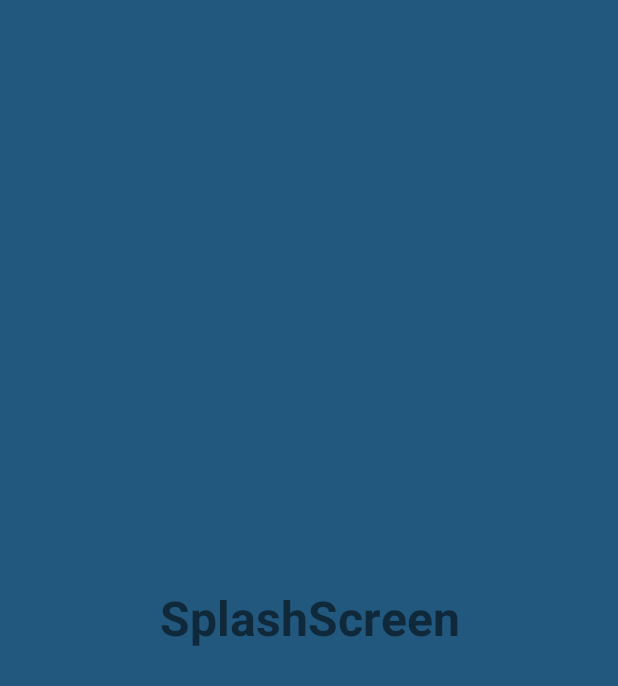
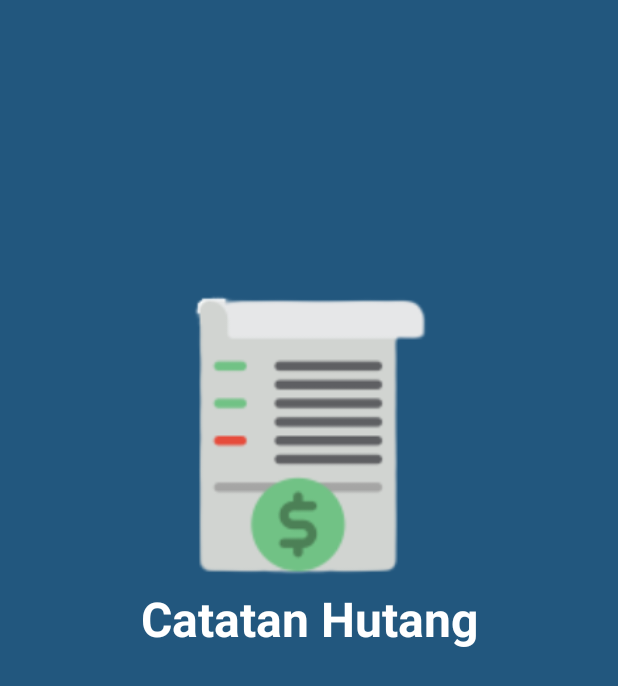
Before and after one commit to Than1st/CatatanHutang-ChallengesChapter4, an Android app: the SplashFragment screen opened directly, with no data from a screen before it, on a phone screen of 412 x 824 dp. Shown: the top 686 px of the screen. Run offline under Robolectric (Android 15) with nearby library versions, the phone set to English and light mode, and no system bars.

Commit message:
Redesign splashscreen, add image

```diff
--- a/app/src/main/res/layout/fragment_homepage.xml
+++ b/app/src/main/res/layout/fragment_homepage.xml
@@ -24,7 +24,7 @@
         android:layout_height="200dp"
         android:src="@drawable/empty"
         android:visibility="gone"
-        app:layout_constraintTop_toBottomOf="@id/toolbar"
+        app:layout_constraintTop_toTopOf="parent"
         app:layout_constraintStart_toStartOf="parent"
         app:layout_constraintEnd_toEndOf="parent"
         app:layout_constraintBottom_toBottomOf="parent"/>
--- a/app/src/main/res/layout/fragment_splash.xml
+++ b/app/src/main/res/layout/fragment_splash.xml
@@ -1,18 +1,30 @@
 <?xml version="1.0" encoding="utf-8"?>
-<FrameLayout xmlns:android="http://schemas.android.com/apk/res/android"
+<androidx.constraintlayout.widget.ConstraintLayout xmlns:android="http://schemas.android.com/apk/res/android"
     xmlns:tools="http://schemas.android.com/tools"
     android:layout_width="match_parent"
     android:layout_height="match_parent"
+    xmlns:app="http://schemas.android.com/apk/res-auto"
+    android:background="@color/dark_blue"
     tools:context=".SplashFragment">
 
     <!-- TODO: Update blank fragment layout -->
+    <ImageView
+        android:layout_width="200dp"
+        android:layout_height="200dp"
+        android:src="@drawable/contract"
+        app:layout_constraintBottom_toTopOf="@id/tv_title"
+        app:layout_constraintStart_toStartOf="@id/tv_title"
+        app:layout_constraintEnd_toEndOf="@id/tv_title"/>
     <TextView
+        android:id="@+id/tv_title"
         android:layout_width="match_parent"
-        android:layout_height="match_parent"
+        android:layout_height="wrap_content"
         android:textStyle="bold"
         android:textSize="32sp"
+        app:layout_constraintTop_toTopOf="parent"
+        app:layout_constraintBottom_toBottomOf="parent"
         android:gravity="center"
-        android:background="@color/dark_blue"
-        android:text="SplashScreen" />
+        android:textColor="@color/white"
+        android:text="Catatan Hutang" />
 
-</FrameLayout>
+</androidx.constraintlayout.widget.ConstraintLayout>
```
Also changed, not shown: app/src/main/res/drawable/contract.png (added).
